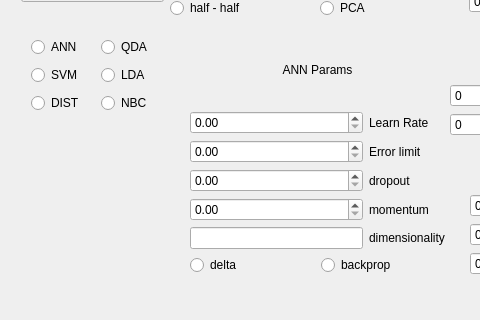
ArtfulVampire/SecondGUIrepo, file net.ui: the form before one commit; both pictures show x 0 to 480 and y 195 to 515 of the 689 by 515 pixel window.
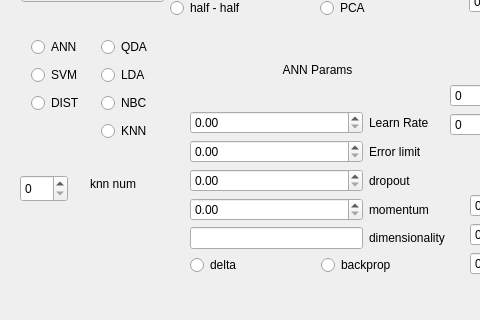
The form after the commit.

Diff of the .ui file:
```diff
--- a/net.ui
+++ b/net.ui
@@ -55,7 +55,7 @@
     </item>
    </layout>
   </widget>
-  <widget class="QWidget" name="">
+  <widget class="QWidget" name="layoutWidget">
    <property name="geometry">
     <rect>
      <x>21</x>
@@ -267,7 +267,7 @@
     </item>
    </layout>
   </widget>
-  <widget class="QWidget" name="">
+  <widget class="QWidget" name="layoutWidget">
    <property name="geometry">
     <rect>
      <x>190</x>
@@ -357,7 +357,7 @@
     </item>
    </layout>
   </widget>
-  <widget class="QWidget" name="">
+  <widget class="QWidget" name="layoutWidget">
    <property name="geometry">
     <rect>
      <x>470</x>
@@ -409,20 +409,20 @@
     </item>
    </layout>
   </widget>
-  <widget class="QWidget" name="">
+  <widget class="QWidget" name="layoutWidget">
    <property name="geometry">
     <rect>
      <x>31</x>
      <y>230</y>
      <width>133</width>
-     <height>80</height>
+     <height>108</height>
     </rect>
    </property>
    <layout class="QGridLayout" name="gridLayout_6">
-    <item row="0" column="0">
-     <widget class="QRadioButton" name="classANNRadioButton">
+    <item row="1" column="0">
+     <widget class="QRadioButton" name="classSVMRadioButton">
       <property name="text">
-       <string>ANN</string>
+       <string>SVM</string>
       </property>
      </widget>
     </item>
@@ -433,13 +433,6 @@
       </property>
      </widget>
     </item>
-    <item row="1" column="0">
-     <widget class="QRadioButton" name="classSVMRadioButton">
-      <property name="text">
-       <string>SVM</string>
-      </property>
-     </widget>
-    </item>
     <item row="1" column="1">
      <widget class="QRadioButton" name="classLDARadioButton">
       <property name="text">
@@ -461,8 +454,45 @@
       </property>
      </widget>
     </item>
+    <item row="0" column="0">
+     <widget class="QRadioButton" name="classANNRadioButton">
+      <property name="text">
+       <string>ANN</string>
+      </property>
+     </widget>
+    </item>
+    <item row="3" column="1">
+     <widget class="QRadioButton" name="classKNNRadioButton">
+      <property name="text">
+       <string>KNN</string>
+      </property>
+     </widget>
+    </item>
    </layout>
   </widget>
+  <widget class="QSpinBox" name="knnNumOfNearSpinBox">
+   <property name="geometry">
+    <rect>
+     <x>20</x>
+     <y>370</y>
+     <width>48</width>
+     <height>27</height>
+    </rect>
+   </property>
+  </widget>
+  <widget class="QLabel" name="label_7">
+   <property name="geometry">
+    <rect>
+     <x>90</x>
+     <y>370</y>
+     <width>61</width>
+     <height>17</height>
+    </rect>
+   </property>
+   <property name="text">
+    <string>knn num</string>
+   </property>
+  </widget>
  </widget>
  <resources/>
  <connections/>
```
